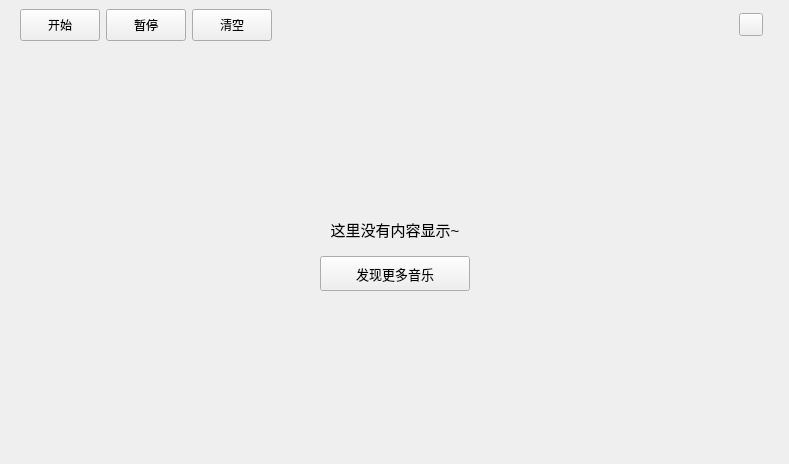
Qt form KuGouStart/LocalDownload/Downloading/Downloading.ui (a-mo-xi-wei/Qt-KuGouAppClient) before a commit.
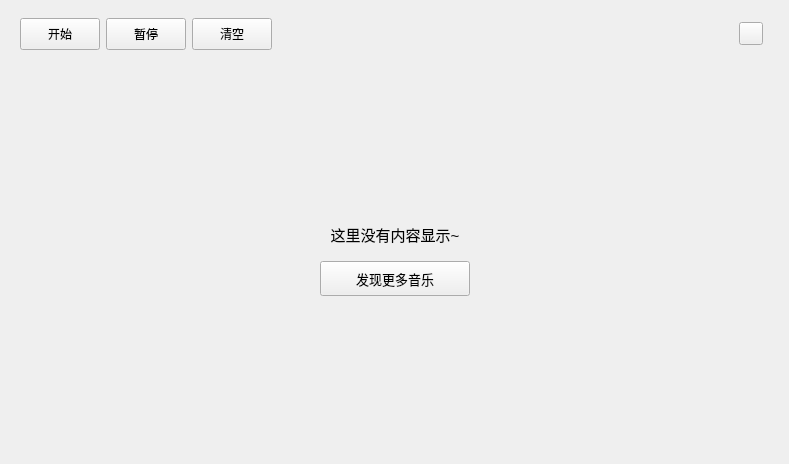
The same form after that commit.

Patch:
```diff
--- a/KuGouStart/LocalDownload/Downloading/Downloading.ui
+++ b/KuGouStart/LocalDownload/Downloading/Downloading.ui
@@ -15,7 +15,7 @@
   </property>
   <layout class="QVBoxLayout" name="verticalLayout">
    <property name="topMargin">
-    <number>0</number>
+    <number>9</number>
    </property>
    <item>
     <widget class="QWidget" name="widget" native="true">
```
